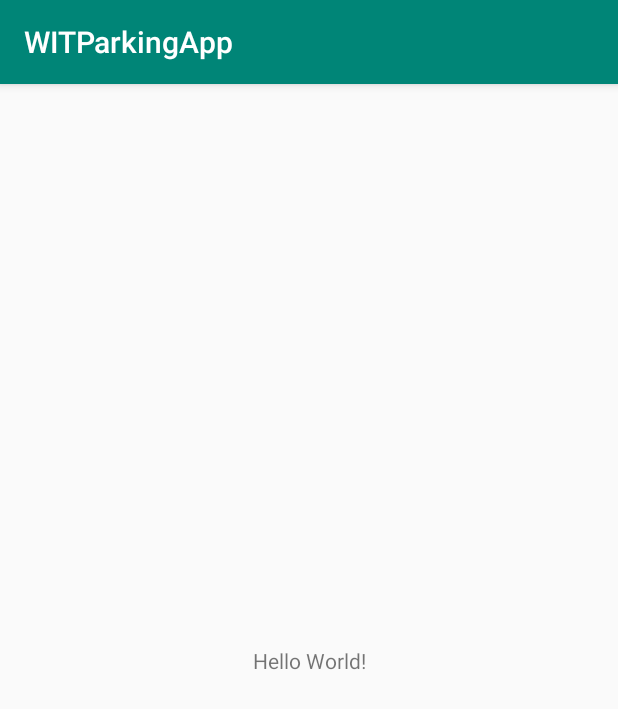
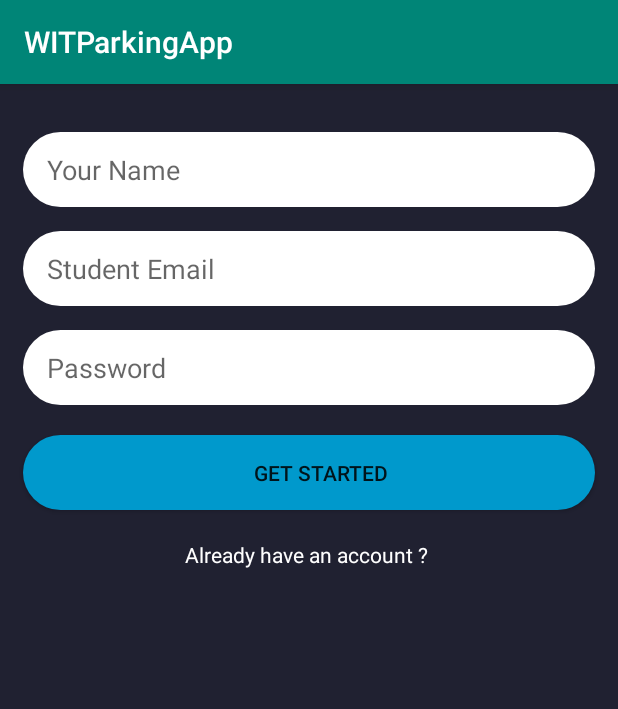
Before and after one commit to BartekMrowicki/WITParkingAppv2, an Android app: the screen it shows after launch (MainActivity), on a phone screen of 412 x 824 dp. Shown: the top 709 px of the screen. Run offline under Robolectric (Android 15) with nearby library versions, the phone set to English and light mode, and no system bars.

Commit message:
Created Reg activity

```diff
--- a/app/src/main/AndroidManifest.xml
+++ b/app/src/main/AndroidManifest.xml
@@ -16,6 +16,7 @@
                 <category android:name="android.intent.category.LAUNCHER" />
             </intent-filter>
         </activity>
+        <activity android:name=".LoginActivity"></activity>
     </application>
 
 </manifest>
--- /dev/null
+++ b/app/src/main/java/com/example/witparkingapp/LoginActivity.kt
@@ -0,0 +1,16 @@
+package com.example.witparkingapp
+
+import android.content.res.Configuration
+import android.os.Bundle
+import android.os.PersistableBundle
+import androidx.appcompat.app.AppCompatActivity
+
+class LoginActivity: AppCompatActivity() {
+    override fun onCreate(savedInstanceState: Bundle?, persistentState: PersistableBundle?) {
+        super.onCreate(savedInstanceState, persistentState)
+        setContentView(R.layout.login_activity)
+    }
+
+
+
+}
--- a/app/src/main/java/com/example/witparkingapp/MainActivity.kt
+++ b/app/src/main/java/com/example/witparkingapp/MainActivity.kt
@@ -1,12 +1,34 @@
 package com.example.witparkingapp
 
+import android.content.Intent
 import androidx.appcompat.app.AppCompatActivity
 import android.os.Bundle
+import android.util.Log
+import kotlinx.android.synthetic.main.activity_main.*
 
 class MainActivity : AppCompatActivity() {
 
     override fun onCreate(savedInstanceState: Bundle?) {
         super.onCreate(savedInstanceState)
         setContentView(R.layout.activity_main)
+
+          button_reg.setOnClickListener {
+              val email = email_edittext_reg.text.toString()
+              val password = password_edittext_reg.text.toString()
+
+              Log.d("Mainactivity","email is: " + email)
+              Log.d("Mainactivity","Password is:$password " )
+
+          }
+
+        textView_register.setOnClickListener{
+            Log.d("MainActivity", "Try to show login activity")
+
+            val intent = Intent(this, LoginActivity::class.java)
+            startActivity(intent)
+
+        }
+
     }
+
 }
--- /dev/null
+++ b/app/src/main/res/drawable/rounded_button_reg.xml
@@ -0,0 +1,5 @@
+<?xml version="1.0" encoding="utf-8"?>
+<shape xmlns:android="http://schemas.android.com/apk/res/android">
+    <solid android:color = "@android:color/holo_blue_dark"/>
+    <corners android:radius="25dp"/>
+</shape>
--- /dev/null
+++ b/app/src/main/res/drawable/rounded_editttext_reg.xml
@@ -0,0 +1,13 @@
+<?xml version="1.0" encoding="utf-8"?>
+<shape xmlns:android="http://schemas.android.com/apk/res/android">
+
+
+
+    <solid android:color = "@android:color/white"/>
+    <corners android:radius="25dp"/>
+
+
+
+
+
+</shape>
--- a/app/src/main/res/layout/activity_main.xml
+++ b/app/src/main/res/layout/activity_main.xml
@@ -2,17 +2,81 @@
 <androidx.constraintlayout.widget.ConstraintLayout xmlns:android="http://schemas.android.com/apk/res/android"
     xmlns:app="http://schemas.android.com/apk/res-auto"
     xmlns:tools="http://schemas.android.com/tools"
+    android:id="@+id/editText"
     android:layout_width="match_parent"
     android:layout_height="match_parent"
+    android:background="#274668"
+    android:backgroundTint="#D37979"
+    android:backgroundTintMode="multiply"
+    android:hapticFeedbackEnabled="false"
     tools:context=".MainActivity">
 
+    <EditText
+        android:id="@+id/name_edittext_reg"
+        android:layout_width="0dp"
+        android:layout_height="50dp"
+        android:layout_marginStart="15dp"
+        android:layout_marginTop="32dp"
+        android:layout_marginEnd="15dp"
+        android:background="@drawable/rounded_editttext_reg"
+        android:ems="10"
+        android:hint="Your Name"
+        android:inputType="textPersonName"
+        android:paddingLeft="16dp"
+        app:layout_constraintEnd_toEndOf="parent"
+        app:layout_constraintStart_toStartOf="parent"
+        app:layout_constraintTop_toTopOf="parent" />
+
+    <EditText
+        android:id="@+id/email_edittext_reg"
+        android:layout_width="0dp"
+        android:layout_height="50dp"
+        android:layout_marginTop="16dp"
+        android:background="@drawable/rounded_editttext_reg"
+        android:ems="10"
+        android:hint="Student Email"
+        android:inputType="textEmailAddress"
+        android:paddingLeft="16dp"
+        app:layout_constraintEnd_toEndOf="@+id/name_edittext_reg"
+        app:layout_constraintStart_toStartOf="@+id/name_edittext_reg"
+        app:layout_constraintTop_toBottomOf="@+id/name_edittext_reg" />
+
+    <EditText
+        android:id="@+id/password_edittext_reg"
+        android:layout_width="0dp"
+        android:layout_height="50dp"
+        android:layout_marginTop="16dp"
+        android:background="@drawable/rounded_editttext_reg"
+        android:ems="10"
+        android:hint="Password"
+        android:inputType="numberPassword"
+        android:paddingLeft="16dp"
+        app:layout_constraintEnd_toEndOf="@+id/email_edittext_reg"
+        app:layout_constraintStart_toStartOf="@+id/email_edittext_reg"
+        app:layout_constraintTop_toBottomOf="@+id/email_edittext_reg" />
+
+    <Button
+        android:id="@+id/button_reg"
+        android:layout_width="0dp"
+        android:layout_height="50dp"
+        android:layout_marginTop="20dp"
+        android:background="@drawable/rounded_button_reg"
+        android:paddingLeft="16dp"
+        android:text="Get Started"
+        app:layout_constraintEnd_toEndOf="@+id/password_edittext_reg"
+        app:layout_constraintHorizontal_bias="0.0"
+        app:layout_constraintStart_toStartOf="@+id/password_edittext_reg"
+        app:layout_constraintTop_toBottomOf="@+id/password_edittext_reg" />
+
     <TextView
+        android:id="@+id/textView_register"
         android:layout_width="wrap_content"
         android:layout_height="wrap_content"
-        android:text="Hello World!"
-        app:layout_constraintBottom_toBottomOf="parent"
-        app:layout_constraintLeft_toLeftOf="parent"
-        app:layout_constraintRight_toRightOf="parent"
-        app:layout_constraintTop_toTopOf="parent" />
-
+        android:layout_marginTop="20dp"
+        android:background="#00FFFFFF"
+        android:text="Already have an account ? "
+        android:textColor="#FFFFFF"
+        app:layout_constraintEnd_toEndOf="@+id/button_reg"
+        app:layout_constraintStart_toStartOf="@+id/button_reg"
+        app:layout_constraintTop_toBottomOf="@+id/button_reg" />
 </androidx.constraintlayout.widget.ConstraintLayout>
--- /dev/null
+++ b/app/src/main/res/layout/login_activity.xml
@@ -0,0 +1,6 @@
+<?xml version="1.0" encoding="utf-8"?>
+<LinearLayout xmlns:android="http://schemas.android.com/apk/res/android"
+    android:orientation="vertical" android:layout_width="match_parent"
+    android:layout_height="match_parent">
+
+</LinearLayout>
```
